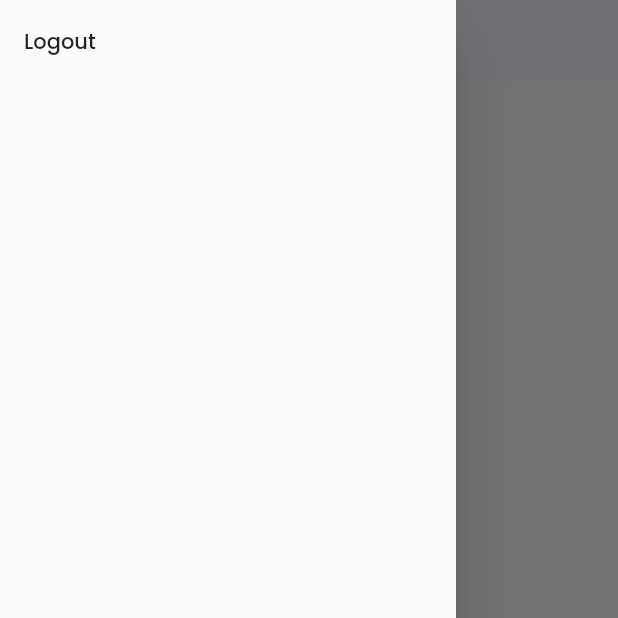
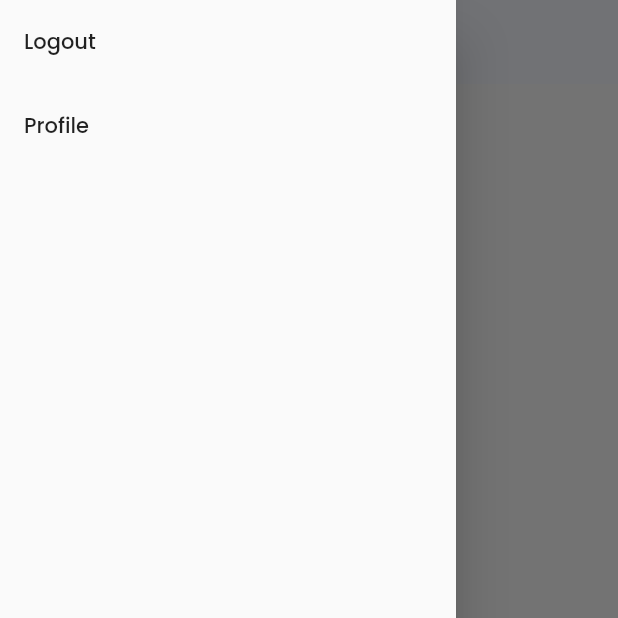
Before and after one commit to kennethtegrado/sharetodo-flutter, a Flutter app: the TodoPage screen opened directly, with the side drawer open, on a phone screen of 412 x 824 dp, the top half of it. Run offline on Flutter 3.47's test engine with Material 2 defaults, Android fonts, the phone set to English and light mode, and no system bars; our stand-ins replace cloud_firestore, firebase_auth, firebase_core; missing offline and left inert: fake_cloud_firestore, firebase_auth_mocks; accounts and stored records are empty; generated files the repository leaves out were written again.

Commit message:
fix: remove bug from logout unable to exit todo page

```diff
--- a/lib/feat_todo/view/todo_page.dart
+++ b/lib/feat_todo/view/todo_page.dart
@@ -38,12 +38,20 @@ class _TodoPageState extends State<TodoPage> {
           onTap: () {
             context.read<AuthProvider>().signOut();
             Navigator.pop(context);
+            Navigator.pop(context);
           },
         ),
+        ListTile(
+          title: const Text('Profile'),
+          onTap: () {
+            Navigator.pop(context);
+            Navigator.pop(context);
+          },
+        )
       ])),
       appBar: AppBar(
         title: Text(
-          "Profile",
+          "Todo",
           style: TextStyle(
               color: BrandColor.background.shade600,
               fontWeight: FontWeight.w700),
```
